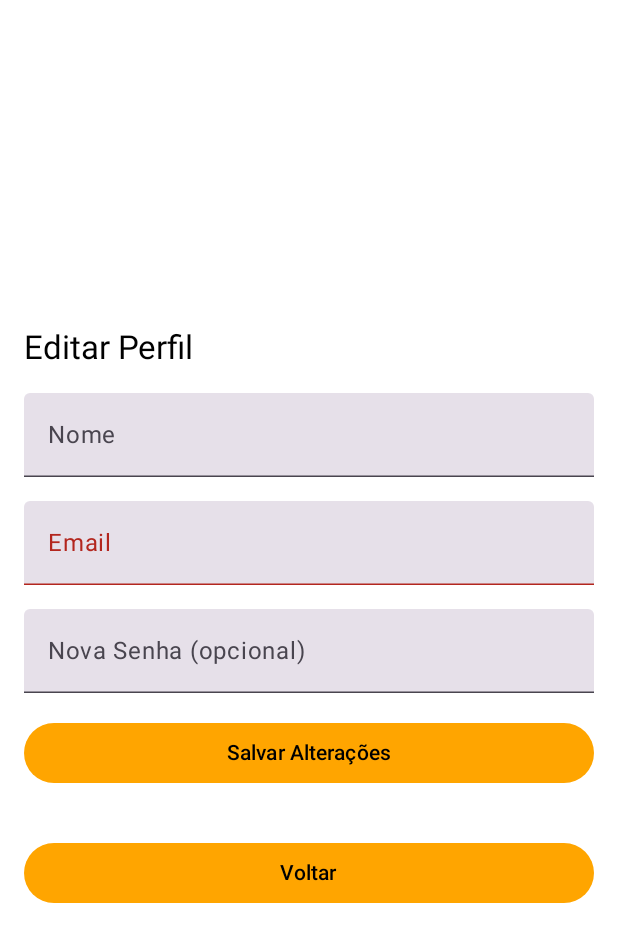
After one commit to danlamberg/APPM_Trilheiros, an Android app built with Jetpack Compose: the composable TelaEditarPerfil shown on its own in the app's theme, on a phone screen of 412 x 824 dp. The commit adds this screen. Shown: the top 942 px of the screen. Run offline under Robolectric (Android 15) with nearby library versions, the phone set to English and light mode, and no system bars; our stand-ins replace Firebase (no records; nobody signed in at launch, a user with empty details on screens opened directly).

Commit message:
Organizando CRUD tela home

```diff
--- a/app/build.gradle.kts
+++ b/app/build.gradle.kts
@@ -69,6 +69,7 @@ dependencies {
     implementation(platform("com.google.firebase:firebase-bom:33.2.0"))
     implementation("com.google.firebase:firebase-analytics")
     implementation("androidx.core:core-ktx:1.7.0")
+    implementation(libs.androidx.foundation.android)
     testImplementation(libs.junit)
     androidTestImplementation(libs.androidx.junit)
     androidTestImplementation(libs.androidx.espresso.core)
@@ -77,7 +78,6 @@ dependencies {
     debugImplementation(libs.androidx.ui.tooling)
     debugImplementation(libs.androidx.ui.test.manifest)
 
-    //Adicionar dependências do ROOM DATABASE
     val room_version = "2.6.1"
     implementation("androidx.room:room-runtime:$room_version")
     annotationProcessor("androidx.room:room-compiler:$room_version")
--- a/app/src/main/AndroidManifest.xml
+++ b/app/src/main/AndroidManifest.xml
@@ -18,7 +18,6 @@
             android:theme="@style/Theme.APPM_Trilheiros">
             <intent-filter>
                 <action android:name="android.intent.action.MAIN" />
-
                 <category android:name="android.intent.category.LAUNCHER" />
             </intent-filter>
         </activity>
--- a/app/src/main/java/com/example/appm_trilheiros/views/MainActivity.kt
+++ b/app/src/main/java/com/example/appm_trilheiros/views/MainActivity.kt
@@ -1,6 +1,5 @@
 package com.example.appm_trilheiros.views
 
-import TelaHome
 import android.os.Bundle
 import androidx.activity.ComponentActivity
 import androidx.activity.compose.setContent
@@ -37,7 +36,6 @@ class MainActivity : ComponentActivity() {
     override fun onCreate(savedInstanceState: Bundle?) {
         super.onCreate(savedInstanceState)
         enableEdgeToEdge()
-
 
         val db = abrirBanco()
         itemDao = db.getItemDao()
@@ -99,7 +97,8 @@ fun AppContent(navController: NavHostController, itemDao: ItemDao) {
                             popUpTo("tela_principal") { inclusive = false }
                         }
                     },
-                    itemDao = itemDao
+                    itemDao = itemDao,
+                    navController = navController // Adicione o navController aqui
                 )
             }
         }
--- /dev/null
+++ b/app/src/main/java/com/example/appm_trilheiros/views/TelaEditarPerfil.kt
@@ -0,0 +1,143 @@
+package com.example.appm_trilheiros.views
+
+import androidx.compose.foundation.layout.*
+import androidx.compose.material3.*
+import androidx.compose.runtime.*
+import androidx.compose.ui.Alignment
+import androidx.compose.ui.Modifier
+import androidx.compose.ui.platform.LocalSoftwareKeyboardController
+import androidx.compose.ui.text.input.PasswordVisualTransformation
+import androidx.compose.ui.unit.dp
+import com.google.firebase.auth.FirebaseAuth
+import com.google.firebase.auth.UserProfileChangeRequest
+import android.util.Patterns
+import androidx.compose.foundation.text.KeyboardOptions
+import kotlinx.coroutines.launch
+
+@OptIn(ExperimentalMaterial3Api::class)
+@Composable
+fun TelaEditarPerfil(onBack: () -> Unit) {
+    val auth = FirebaseAuth.getInstance()
+    val user = auth.currentUser
+    var nome by remember { mutableStateOf(user?.displayName ?: "") }
+    var email by remember { mutableStateOf(user?.email ?: "") }
+    var senha by remember { mutableStateOf("") }
+    val coroutineScope = rememberCoroutineScope()
+    val keyboardController = LocalSoftwareKeyboardController.current
+
+    var errorMessage by remember { mutableStateOf<String?>(null) }
+    var successMessage by remember { mutableStateOf<String?>(null) }
+
+    Box(
+        modifier = Modifier
+            .fillMaxSize()
+            .padding(16.dp),
+        contentAlignment = Alignment.Center
+    ) {
+        Column(
+            modifier = Modifier.fillMaxWidth(),
+            horizontalAlignment = Alignment.Start
+        ) {
+            Text("Editar Perfil", style = MaterialTheme.typography.titleLarge)
+
+            Spacer(modifier = Modifier.height(16.dp))
+
+            TextField(
+                value = nome,
+                onValueChange = { nome = it },
+                label = { Text("Nome") },
+                modifier = Modifier.fillMaxWidth()
+            )
+
+            Spacer(modifier = Modifier.height(16.dp))
+
+            TextField(
+                value = email,
+                onValueChange = { email = it },
+                label = { Text("Email") },
+                keyboardOptions = KeyboardOptions.Default.copy(keyboardType = androidx.compose.ui.text.input.KeyboardType.Email),
+                isError = !Patterns.EMAIL_ADDRESS.matcher(email).matches(),
+                modifier = Modifier.fillMaxWidth()
+            )
+
+            Spacer(modifier = Modifier.height(16.dp))
+
+            TextField(
+                value = senha,
+                onValueChange = { senha = it },
+                label = { Text("Nova Senha (opcional)") },
+                visualTransformation = PasswordVisualTransformation(),
+                modifier = Modifier.fillMaxWidth()
+            )
+
+            Spacer(modifier = Modifier.height(16.dp))
+
+            Button(
+                onClick = {
+                    keyboardController?.hide()
+
+                    if (nome.isEmpty() || email.isEmpty()) {
+                        errorMessage = "Por favor, preencha todos os campos obrigatórios."
+                    } else if (!Patterns.EMAIL_ADDRESS.matcher(email).matches()) {
+                        errorMessage = "Formato de e-mail inválido."
+                    } else {
+                        coroutineScope.launch {
+                            user?.let { currentUser ->
+                                val profileUpdates = UserProfileChangeRequest.Builder()
+                                    .setDisplayName(nome)
+                                    .build()
+
+                                // Atualizando o nome
+                                val profileTask = currentUser.updateProfile(profileUpdates)
+                                if (!profileTask.isSuccessful) {
+                                    errorMessage = "Falha ao atualizar o nome: ${profileTask.exception?.localizedMessage}"
+                                } else {
+                                    successMessage = "Nome atualizado com sucesso!"
+                                }
+
+                                // Atualizando email, se necessário
+                                if (currentUser.email != email) {
+                                    val emailTask = currentUser.updateEmail(email)
+                                    if (!emailTask.isSuccessful) {
+                                        errorMessage = "Falha ao atualizar o email: ${emailTask.exception?.localizedMessage}"
+                                    } else {
+                                        successMessage = "Email atualizado com sucesso!"
+                                    }
+                                }
+
+                                // Atualizando senha, se fornecida
+                                if (senha.isNotEmpty()) {
+                                    val passwordTask = currentUser.updatePassword(senha)
+                                    if (!passwordTask.isSuccessful) {
+                                        errorMessage = "Falha ao atualizar a senha: ${passwordTask.exception?.localizedMessage}"
+                                    } else {
+                                        successMessage = "Senha atualizada com sucesso!"
+                                    }
+                                }
+                            } ?: run {
+                                errorMessage = "Usuário não está logado."
+                            }
+                        }
+                    }
+                },
+                modifier = Modifier.fillMaxWidth()
+            ) {
+                Text("Salvar Alterações")
+            }
+
+            // Exibindo mensagens de sucesso ou erro
+            Spacer(modifier = Modifier.height(16.dp))
+            errorMessage?.let { Text(it, color = MaterialTheme.colorScheme.error) }
+            successMessage?.let { Text(it, color = MaterialTheme.colorScheme.primary) }
+
+            Spacer(modifier = Modifier.height(16.dp))
+
+            Button(
+                onClick = onBack,
+                modifier = Modifier.fillMaxWidth()
+            ) {
+                Text("Voltar")
+            }
+        }
+    }
+}
--- a/gradle/libs.versions.toml
+++ b/gradle/libs.versions.toml
@@ -12,6 +12,7 @@ firebaseCommonKtx = "21.0.0"
 firebaseAuthKtx = "23.0.0"
 navigationCompose = "2.8.0"
 navigationRuntimeKtx = "2.8.0"
+foundationAndroid = "1.6.6"
 
 [libraries]
 androidx-core-ktx = { group = "androidx.core", name = "core-ktx", version.ref = "coreKtx" }
@@ -32,6 +33,7 @@ firebase-common-ktx = { group = "com.google.firebase", name = "firebase-common-k
 firebase-auth-ktx = { group = "com.google.firebase", name = "firebase-auth-ktx", version.ref = "firebaseAuthKtx" }
 androidx-navigation-compose = { group = "androidx.navigation", name = "navigation-compose", version.ref = "navigationCompose" }
 androidx-navigation-runtime-ktx = { group = "androidx.navigation", name = "navigation-runtime-ktx", version.ref = "navigationRuntimeKtx" }
+androidx-foundation-android = { group = "androidx.compose.foundation", name = "foundation-android", version.ref = "foundationAndroid" }
 
 [plugins]
 android-application = { id = "com.android.application", version.ref = "agp" }
```
Also changed, not shown: app/src/main/java/com/example/appm_trilheiros/views/AppNavigation.kt (added, +44 -0 lines), app/src/main/java/com/example/appm_trilheiros/views/TelaCadastro.kt (+17 -76 lines), app/src/main/java/com/example/appm_trilheiros/views/TelaHome.kt (+114 -74 lines).
